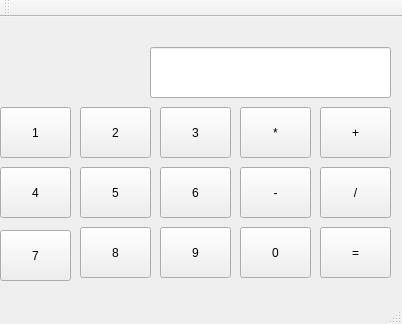
Old version of the form mainwindow.ui in the repository TaniaKlimchuk/calc.
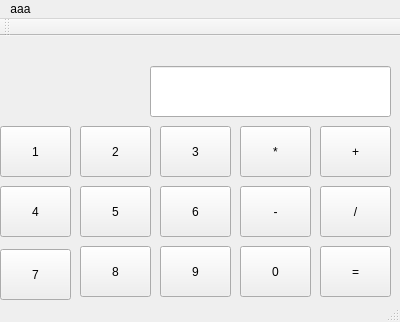
New version of the form.

Diff of the .ui file:
```diff
--- a/mainwindow.ui
+++ b/mainwindow.ui
@@ -6,8 +6,8 @@
    <rect>
     <x>0</x>
     <y>0</y>
-    <width>402</width>
-    <height>324</height>
+    <width>400</width>
+    <height>322</height>
    </rect>
   </property>
   <property name="windowTitle">
@@ -225,10 +225,16 @@
     <rect>
      <x>0</x>
      <y>0</y>
-     <width>402</width>
-     <height>19</height>
+     <width>400</width>
+     <height>26</height>
     </rect>
    </property>
+   <widget class="QMenu" name="menuAaa">
+    <property name="title">
+     <string>aaa</string>
+    </property>
+   </widget>
+   <addaction name="menuAaa"/>
   </widget>
   <widget class="QToolBar" name="mainToolBar">
    <attribute name="toolBarArea">
```
